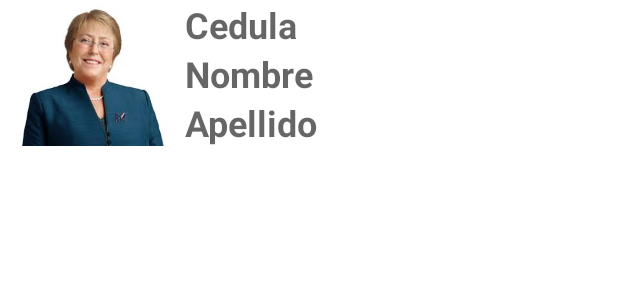
After one commit to DanyT011/Personas4_unimag, an Android app: the layout item_persona.xml on its own in the app's theme, with its tools: preview values and no code run, on a phone screen of 412 x 824 dp. The commit adds this screen. Shown: the top 300 px of the screen. Run offline under Robolectric (Android 15) with nearby library versions, the phone set to English and light mode, and no system bars.

Commit message:
Interfaces item persona y Listado Personas Personalizados

```diff
--- a/app/src/main/AndroidManifest.xml
+++ b/app/src/main/AndroidManifest.xml
@@ -9,7 +9,8 @@
         android:roundIcon="@mipmap/ic_launcher_round"
         android:supportsRtl="true"
         android:theme="@style/Theme.Personas4">
-        <activity android:name=".ListarPersonas"></activity>
+        <activity android:name=".ListaPersonasPersonalizados"></activity>
+        <activity android:name=".ListarPersonas" />
         <activity android:name=".CrearPersonas" />
         <activity android:name=".MainActivity">
             <intent-filter>
--- a/app/src/main/java/com/example/personas4/MainActivity.java
+++ b/app/src/main/java/com/example/personas4/MainActivity.java
@@ -9,7 +9,7 @@ import android.widget.AdapterView;
 import android.widget.ArrayAdapter;
 import android.widget.ListView;
 
-public class MainActivity extends AppCompatActivity {
+public class    MainActivity extends AppCompatActivity {
     private ListView lista_opciones;
     private String opciones[];
     private ArrayAdapter<String> adapter;
--- /dev/null
+++ b/app/src/main/res/layout/item_persona.xml
@@ -0,0 +1,42 @@
+<?xml version="1.0" encoding="utf-8"?>
+<LinearLayout xmlns:android="http://schemas.android.com/apk/res/android"
+    xmlns:app="http://schemas.android.com/apk/res-auto"
+    android:layout_width="match_parent"
+    android:layout_height="match_parent">
+
+    <ImageView
+        android:id="@+id/imgFoto"
+        android:layout_width="123dp"
+        android:layout_height="97dp"
+        app:srcCompat="@drawable/images" />
+
+    <LinearLayout
+        android:layout_width="match_parent"
+        android:layout_height="wrap_content"
+        android:orientation="vertical">
+
+        <TextView
+            android:id="@+id/lblCedulaP"
+            android:layout_width="match_parent"
+            android:layout_height="wrap_content"
+            android:hint="@string/cedula"
+            android:textSize="24sp"
+            android:textStyle="bold" />
+
+        <TextView
+            android:id="@+id/lblNombreP"
+            android:layout_width="match_parent"
+            android:layout_height="wrap_content"
+            android:hint="@string/nombre"
+            android:textSize="24sp"
+            android:textStyle="bold" />
+
+        <TextView
+            android:id="@+id/lblApellidoP"
+            android:layout_width="match_parent"
+            android:layout_height="wrap_content"
+            android:hint="@string/apellido"
+            android:textSize="24sp"
+            android:textStyle="bold" />
+    </LinearLayout>
+</LinearLayout>
```
Also changed, not shown: app/src/main/java/com/example/personas4/ListaPersonasPersonalizados.java (added, +14 -0 lines), app/src/main/res/layout/activity_lista_personas_personalizados.xml (added, +14 -0 lines), app/src/main/res/drawable/images.jpeg (added), app/src/main/res/drawable/images2.jpg (added), app/src/main/res/drawable/images3.jpg (added).
